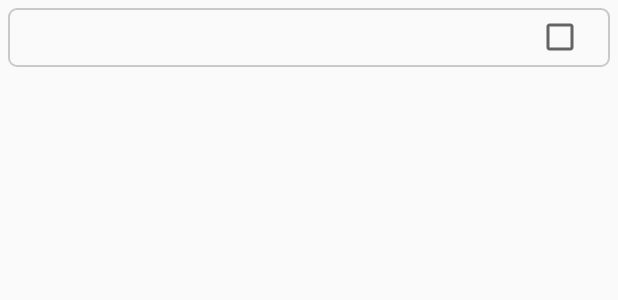
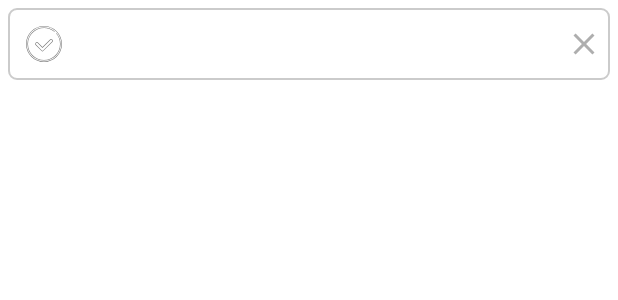
Before and after one commit to gitAbid/todo-jetpack, an Android app: the layout item_layout_todo.xml on its own in the app's theme, with its tools: preview values and no code run, on a phone screen of 412 x 824 dp. Shown: the top 300 px of the screen. Run offline under Robolectric (Android 15) with nearby library versions, the phone set to English and light mode, and no system bars.

Commit message:
Added add, delete functionality
- updated ui design
- added material design support
- added custom check box

```diff
--- a/app/build.gradle
+++ b/app/build.gradle
@@ -38,6 +38,7 @@ dependencies {
     androidTestImplementation 'androidx.test.ext:junit:1.1.1'
     androidTestImplementation 'androidx.test.espresso:espresso-core:3.2.0'
     implementation 'androidx.recyclerview:recyclerview:1.1.0'
+    implementation 'com.google.android.material:material:1.2.0-alpha02'
 
 
     implementation "androidx.room:room-runtime:$room_version"
--- a/app/src/main/java/com/example/todo_jetpack/adapter/TodoAdapter.kt
+++ b/app/src/main/java/com/example/todo_jetpack/adapter/TodoAdapter.kt
@@ -46,12 +46,14 @@ class TodoAdapter(var todos: List<Todo>, var listener: ItemClickListener) :
             todo.done = isChecked
             listener.onClick(todo)
         }
+        holder.clear.setOnClickListener { listener.onDelete(todo) }
     }
 
 
     class ViewHolder(view: View) : RecyclerView.ViewHolder(view) {
         val text = view.tvText;
         val status = view.cbDoneStatus;
+        val clear = view.ivClear;
     }
 
     fun updateDate(updates: List<Todo>) {
--- a/app/src/main/java/com/example/todo_jetpack/listener/ItemClickListener.kt
+++ b/app/src/main/java/com/example/todo_jetpack/listener/ItemClickListener.kt
@@ -4,4 +4,5 @@ import com.example.todo_jetpack.models.Todo
 
 interface ItemClickListener {
     fun onClick(todo: Todo)
+    fun onDelete(todo: Todo)
 }
--- /dev/null
+++ b/app/src/main/res/drawable/custom_checkbox_icon.xml
@@ -0,0 +1,5 @@
+<?xml version="1.0" encoding="utf-8"?>
+<selector xmlns:android="http://schemas.android.com/apk/res/android">
+    <item android:state_checked="true" android:drawable="@drawable/ic_checkbox_checked" />
+    <item android:state_checked="false" android:drawable="@drawable/ic_checkbox_unchecked"/>
+</selector>
--- /dev/null
+++ b/app/src/main/res/drawable/ic_check_black_24dp.xml
@@ -0,0 +1,5 @@
+<vector android:height="24dp" android:tint="#FFFFFF"
+    android:viewportHeight="24.0" android:viewportWidth="24.0"
+    android:width="24dp" xmlns:android="http://schemas.android.com/apk/res/android">
+    <path android:fillColor="#FF000000" android:pathData="M9,16.17L4.83,12l-1.42,1.41L9,19 21,7l-1.41,-1.41z"/>
+</vector>
--- /dev/null
+++ b/app/src/main/res/drawable/ic_checkbox_checked.xml
@@ -0,0 +1,11 @@
+<?xml version="1.0" encoding="utf-8"?>
+<layer-list xmlns:android="http://schemas.android.com/apk/res/android">
+    <item
+        android:bottom="1dp"
+        android:left="1dp"
+        android:right="1dp"
+        android:top="1dp"
+        android:drawable="@drawable/ic_check_black_24dp"
+        android:width="26dp"
+        android:height="26dp"></item>
+</layer-list>
--- /dev/null
+++ b/app/src/main/res/drawable/ic_checkbox_unchecked.xml
@@ -0,0 +1,6 @@
+<vector android:height="24dp" android:viewportHeight="347.812"
+    android:viewportWidth="347.812" android:width="24dp" xmlns:android="http://schemas.android.com/apk/res/android">
+    <path android:fillColor="#FF000000" android:pathData="M173.906,0C78.094,0 0,78.094 0,173.906s78.094,173.906 173.906,173.906s173.906,-78.094 173.906,-173.906S269.718,0 173.906,0zM173.906,342.222c-92.716,0 -168.315,-75.514 -168.315,-168.315S81.105,5.591 173.906,5.591c92.716,0 168.316,75.514 168.316,168.315S266.622,342.222 173.906,342.222z"/>
+    <path android:fillColor="#FF000000" android:pathData="M295.692,69.924c-0.86,-1.118 -2.838,-1.376 -3.956,-0.258c-1.118,0.86 -1.376,2.838 -0.258,3.956c23.996,27.866 37.241,63.387 37.241,100.37c0,85.405 -69.322,154.727 -154.727,154.727S19.265,259.397 19.265,173.992S88.587,19.266 173.992,19.266c36.897,0 72.418,13.245 100.37,36.897c1.118,1.118 2.838,0.86 3.956,-0.258c1.118,-1.118 0.86,-2.838 -0.258,-3.956c-29.07,-24.771 -65.967,-38.36 -103.983,-38.36c-88.501,0 -160.403,71.902 -160.403,160.403s71.902,160.403 160.403,160.403s160.403,-71.902 160.145,-160.403C333.966,135.891 320.462,98.908 295.692,69.924z"/>
+    <path android:fillColor="#FF000000" android:pathData="M257.764,135.976l-7.913,-7.913c-4.044,-4.299 -10.838,-4.299 -15.052,-0.085l-75.858,75.858l-45.669,-45.67c-4.214,-4.214 -11.009,-4.214 -15.223,0l-7.913,7.913c-4.214,4.214 -4.214,11.009 0,15.223l61.151,61.151c1.978,1.978 4.816,3.097 7.569,3.097c2.753,0 5.677,-1.118 7.569,-3.097l91.34,-91.34c1.978,-1.978 3.096,-4.816 3.096,-7.569C260.86,140.707 259.742,137.868 257.764,135.976zM253.979,146.9l-91.339,91.34c-1.978,1.978 -5.333,1.978 -7.311,0l-61.151,-61.151c-1.978,-1.978 -1.978,-5.333 0,-7.311l7.913,-7.913c1.118,-0.86 2.236,-1.376 3.698,-1.376s2.494,0.602 3.698,1.376l47.648,47.648c0.602,0.602 1.118,0.86 1.978,0.86s1.376,-0.258 1.978,-0.86l77.836,-77.836c1.978,-1.978 5.333,-1.978 7.311,0l7.913,7.913c0.602,0.774 1.204,2.151 1.204,3.612C255.355,144.578 254.753,146.04 253.979,146.9z"/>
+</vector>
--- /dev/null
+++ b/app/src/main/res/drawable/ic_close_24dp.xml
@@ -0,0 +1,5 @@
+<vector android:height="24dp" android:tint="#AEAEAE"
+    android:viewportHeight="24.0" android:viewportWidth="24.0"
+    android:width="24dp" xmlns:android="http://schemas.android.com/apk/res/android">
+    <path android:fillColor="#FF000000" android:pathData="M19,6.41L17.59,5 12,10.59 6.41,5 5,6.41 10.59,12 5,17.59 6.41,19 12,13.41 17.59,19 19,17.59 13.41,12z"/>
+</vector>
--- /dev/null
+++ b/app/src/main/res/drawable/ripple.xml
@@ -0,0 +1,5 @@
+<?xml version="1.0" encoding="utf-8"?>
+<ripple xmlns:android="http://schemas.android.com/apk/res/android"
+    android:color="@color/colorRipple">
+
+</ripple>
--- a/app/src/main/res/layout/item_layout_todo.xml
+++ b/app/src/main/res/layout/item_layout_todo.xml
@@ -5,22 +5,38 @@
     android:layout_margin="5dp"
     android:background="@drawable/border_background"
     android:orientation="horizontal">
+   <LinearLayout
+       android:clickable="true"
+       android:focusable="true
+"
+       android:background="@drawable/ripple"
+       android:layout_width="match_parent"
+       android:layout_height="wrap_content">
 
-    <TextView
-        android:id="@+id/tvText"
-        android:layout_width="0dp"
-        android:layout_height="wrap_content"
-        android:layout_gravity="center"
-        android:layout_marginEnd="10dp"
-        android:layout_marginRight="10dp"
-        android:layout_weight="70"
-        android:padding="10dp" />
+       <CheckBox
+           android:id="@+id/cbDoneStatus"
+           android:layout_width="0dp"
+           android:layout_height="wrap_content"
+           android:layout_gravity="center"
+           android:layout_marginLeft="8dp"
+           android:button="@drawable/custom_checkbox_icon"
+           android:layout_weight="8"
+           android:gravity="center" />
+       <TextView
+           android:id="@+id/tvText"
+           android:layout_width="0dp"
+           android:layout_height="wrap_content"
+           android:layout_gravity="center"
+           android:layout_weight="82"
+           android:padding="10dp" />
 
-    <CheckBox
-        android:id="@+id/cbDoneStatus"
-        android:layout_width="0dp"
-        android:layout_height="wrap_content"
-        android:layout_gravity="center"
-        android:layout_weight="10"
-        android:gravity="center" />
+       <ImageView
+           android:id="@+id/ivClear"
+           android:paddingRight="5dp"
+           android:layout_gravity="center"
+           android:layout_width="wrap_content"
+           android:src="@drawable/ic_close_24dp"
+           android:layout_height="wrap_content" />
+   </LinearLayout>
+
 </LinearLayout>
--- a/app/src/main/res/values/colors.xml
+++ b/app/src/main/res/values/colors.xml
@@ -4,5 +4,9 @@
     <color name="colorPrimaryDark">#00574B</color>
     <color name="colorAccent">#D81B60</color>
     <color name="borderColor">#9EACACAC</color>
+    <color name="colorWhite">#FFFFFF</color>
+    <color name="colorDepth">#19B1B1B1</color>
+    <color name="colorBlack">#000000</color>
+    <color name="colorRipple">#19B1B1B1</color>
 
 </resources>
--- a/app/src/main/res/values/styles.xml
+++ b/app/src/main/res/values/styles.xml
@@ -1,7 +1,7 @@
 <resources>
 
     <!-- Base application theme. -->
-    <style name="AppTheme" parent="Theme.AppCompat.Light.DarkActionBar">
+    <style name="AppTheme" parent="Theme.MaterialComponents.Light.NoActionBar">
         <!-- Customize your theme here. -->
         <item name="colorPrimary">@color/colorPrimary</item>
         <item name="colorPrimaryDark">@color/colorPrimaryDark</item>
```
Also changed, not shown: app/src/main/java/com/example/todo_jetpack/repo/TodoDao.kt (+10 -7 lines), app/src/main/java/com/example/todo_jetpack/ui/MainActivity.kt (+25 -2 lines), app/src/main/java/com/example/todo_jetpack/viewmodel/TodoViewModel.kt (+7 -2 lines), app/src/main/res/drawable/cropped_background.xml (added, +11 -0 lines), app/src/main/res/drawable/edit_text_background.xml (added, +7 -0 lines), app/src/main/res/layout/activity_main.xml (+57 -3 lines).
